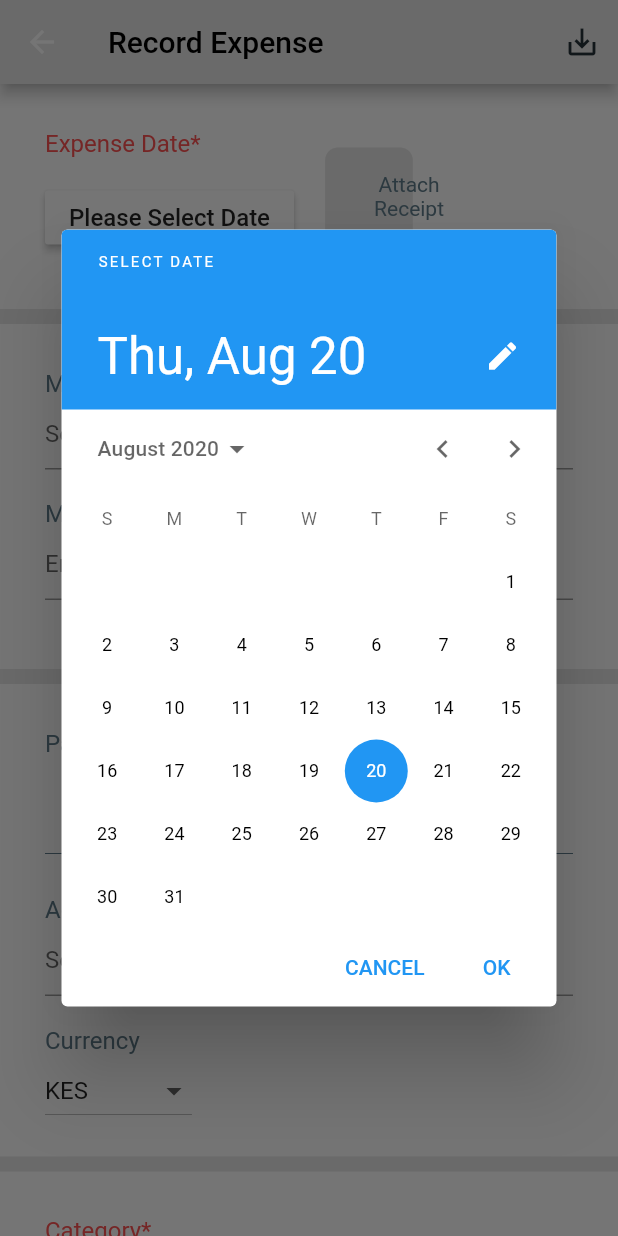
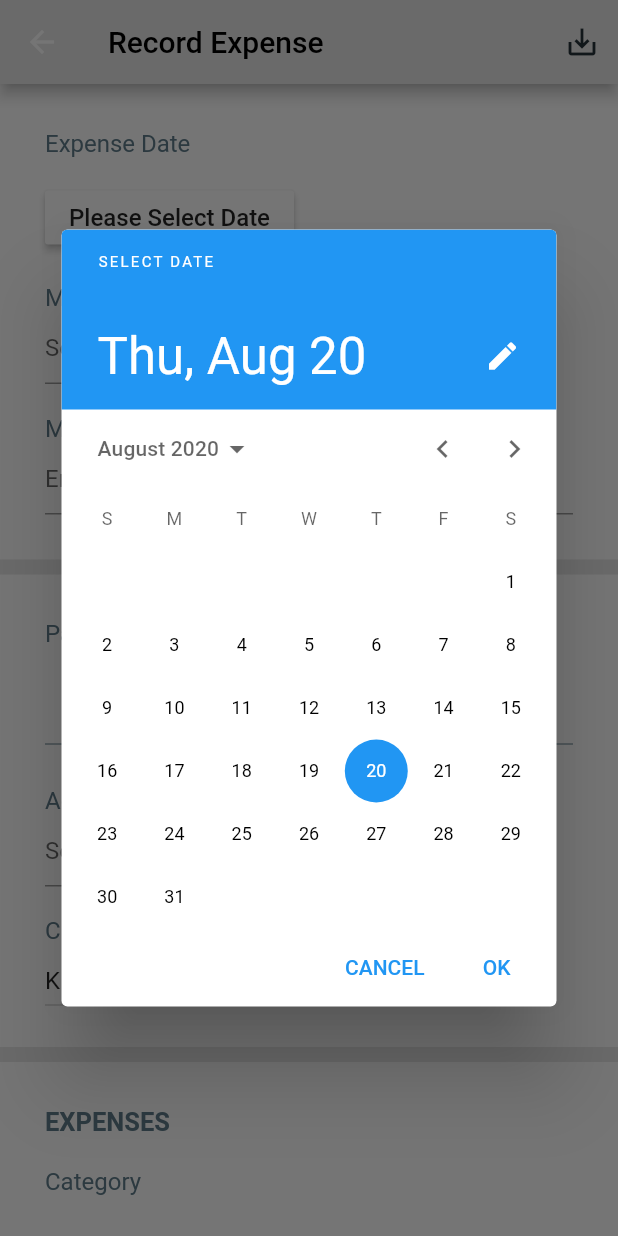
Before and after one commit to kayuyumwaura/app, a Flutter app: the ExpensePage screen opened directly, after a tap on "Please Select Date", on a phone screen of 412 x 824 dp. Run offline on Flutter 3.47's test engine with Material 2 defaults, Android fonts, the phone set to English and light mode, and no system bars.

```diff
--- a/lib/ui/screen.dart
+++ b/lib/ui/screen.dart
@@ -106,7 +106,7 @@ class Screen2State extends State<Screen2> {
     "category_5","category 6"];*/
   //List<String> merchant = ['KES', 'EURO', 'YEN', 'Parisland', 'Quickmart'];
 
- final List<String> _categories = [
+ /*final List<String> _categories = [
     "category_1",
     "category_2",
     "category_3",
@@ -114,7 +114,7 @@ class Screen2State extends State<Screen2> {
     "category_5","category 6"
   ];
   String selectedValue;
-  String _selectedCategory;
+  String _selectedCategory;*/
 
   //radio button
   String radioItem = '';
@@ -173,7 +173,7 @@ class Screen2State extends State<Screen2> {
             child: Column(//whole page is a column
                 children: <Widget>[
               //row 1
-              Container(
+             /* Container(
                 //to set row properties
                 padding: EdgeInsets.all(30), //padding for all things in the row
                 height: 150,
@@ -217,6 +217,7 @@ class Screen2State extends State<Screen2> {
                           });
                         },
                       )
+
                     ],
                   ),
 
@@ -243,20 +244,49 @@ class Screen2State extends State<Screen2> {
                         )
                       ])
                 ]),
-              ),
-
-              SizedBox(
-                height: 10,
-              ),
-
+              ),*/
               //row 2
               Container(
                   padding: EdgeInsets.all(30),
-                  height: 230,
+                  //height: 230,
                   color: Colors.white,
                   child: Column(
                       crossAxisAlignment: CrossAxisAlignment.start,
                       children: <Widget>[
+                        Text(
+                        "Expense Date",
+                        textAlign: TextAlign.right,
+                        textDirection: TextDirection.ltr,
+                        style: TextStyle(
+                            fontWeight: FontWeight.normal,
+                            fontSize: 16.0,
+                            color: Colors.blueGrey),
+                      ),
+                      //date input field
+                      Text(_dateTime == null ? ' ' : _dateTime.toString()),
+                      RaisedButton(
+                        color: Colors.white,
+                        //border: Border.all( color: Colors.redAccent, width: 1),
+                        //borderRadius: BorderRadius.circular(17),
+                        child: Text(
+                          'Please Select Date',
+                          style: TextStyle(fontSize: 16),
+                        ),
+                        onPressed: () {
+                          showDatePicker(
+                                  context: context,
+                                  initialDate: DateTime.now(),
+                                  firstDate: DateTime(2000),
+                                  lastDate: DateTime(2030))
+                              .then((date) {
+                            setState(() {
+                              _dateTime = date;
+                            });
+                          });
+                        },
+                      ),
+
+                      SizedBox(height: 20),
                         Text(
                           'Merchant',
                           style: TextStyle(
@@ -264,11 +294,20 @@ class Screen2State extends State<Screen2> {
                               fontSize: (16),
                               color: Colors.blueGrey),
                         ),
-                        new Stack(
-                            alignment: Alignment.centerRight,
+                        new Row(
                             children: <Widget>[
                               new Flexible(
                                 child: new TextField(
+                                  onTap: ()async {
+                                    final result= await
+                                    Navigator.push(
+                                      context,
+                                      MaterialPageRoute(
+                                          builder: (context) =>
+                                              MerchantList()),
+                                    );
+                                    merchantController.text=result;
+                                  },
                                   controller: merchantController,
                                   decoration: InputDecoration(
                                       hintText: ('Select Merchant')),
@@ -276,12 +315,10 @@ class Screen2State extends State<Screen2> {
                               ),
                               IconButton(
                             onPressed: clearTextInput,
-                                icon: Icon(
-                                  Icons.clear,
-                                  color: Colors.blueGrey[900],
+                            icon: Icon(Icons.clear,
+                            color: Colors.blueGrey,
                             size: 16.0,
-                                ),
-                              )
+                            ),)
                             ]),
                         SizedBox(height: 20),
                         Text(
@@ -385,25 +422,31 @@ class Screen2State extends State<Screen2> {
                               fontSize: (16),
                               color: Colors.blueGrey),
                         ),
-                        new Stack(
-                            alignment: Alignment.centerRight,
+                        new Row(
                             children: <Widget>[
                               new Flexible(
                                 child: new TextField(
+                                  onTap: ()async {
+                                    final result= await
+                                    Navigator.push(
+                                      context,
+                                      MaterialPageRoute(
+                                          builder: (context) =>
+                                              AccountList()),
+                                    );
+                                    accountController.text=result;
+                                  },
                                   controller: accountController,
                                   decoration: InputDecoration(
                                       hintText: ('Select Account')),
                                 ),
                               ),
                               IconButton(
-                                //onPressed: () => _controller.clear(),
-                                onPressed: clearTextInput3(),
-                                icon: Icon(
-                                  Icons.clear,
-                                  color: Colors.blueGrey[900],
+                            onPressed: clearTextInput4,
+                            icon: Icon(Icons.clear,
+                            color: Colors.blueGrey,
                             size: 16.0,
-                                ),
-                              )
+                            ),)
                             ]),
                             SizedBox(height: 20),
                         Text(
@@ -455,7 +498,7 @@ class Screen2State extends State<Screen2> {
               ),
               Container(
                   padding: EdgeInsets.all(30), //row 2 container properties
-                  height: 550,
+                  //height: 550,
                   color: Colors.white,
                   child: Column(
                       //container elements are arranged in a column
@@ -463,11 +506,21 @@ class Screen2State extends State<Screen2> {
                       children: <Widget>[
                         Text(
                           //text field
-                          'Category*',
+                          'EXPENSES',
+                          style: TextStyle(
+                              fontWeight: FontWeight.bold,
+                              fontSize: (17),
+                              color: Colors.blueGrey,
+                              ),
+                        ),
+                        SizedBox(height:20),
+                        Text(
+                          //text field
+                          'Category',
                           style: TextStyle(
                               fontWeight: FontWeight.normal,
                               fontSize: (16),
-                              color: Colors.redAccent),
+                              color: Colors.blueGrey),
                         ),
                         SizedBox(height:10),
                         //input field
@@ -487,7 +540,7 @@ class Screen2State extends State<Screen2> {
                                   },
                                   controller: categoryController,
                                   decoration: InputDecoration(
-                                      hintText: ('Select Category')),
+                                      hintText: ('Select Expense Category')),
                                 ),
                               ),
                               IconButton(
@@ -508,23 +561,32 @@ class Screen2State extends State<Screen2> {
                               ),
                         ),
                         //textfield
-                        new Stack(
-                          alignment: Alignment.centerRight,
+                        new Row(
                             children: <Widget>[
-                            TextField(
+                              new Flexible(
+                                child: new TextField(
+                                  onTap: ()async {
+                                    final result= await
+                                    Navigator.push(
+                                      context,
+                                      MaterialPageRoute(
+                                          builder: (context) =>
+                                              CustomerList()),
+                                    );
+                                    customerController.text=result;
+                                  },
                                   controller: customerController,
                                   decoration: InputDecoration(
-                                hintText: ('Select Customer'),
-                              )
+                                      hintText: ('Select Customer')),
+                                ),
                               ),
                               IconButton(
-                            onPressed: clearTextInput5,
+                            onPressed: clearTextInput4,
                             icon: Icon(Icons.clear,
                             color: Colors.blueGrey,
                             size: 16.0,
                             ),)
-                          ],
-                        ),
+                            ]),
 
                         SizedBox(height: 20),
                         //tax input field
@@ -535,25 +597,31 @@ class Screen2State extends State<Screen2> {
                               fontSize: (16),
                               color: Colors.blueGrey),
                         ),
-                        new Stack(
-                            alignment: Alignment.centerRight,
+                        new Row(
                             children: <Widget>[
                               new Flexible(
                                 child: new TextField(
+                                  onTap: ()async {
+                                    final result= await
+                                    Navigator.push(
+                                      context,
+                                      MaterialPageRoute(
+                                          builder: (context) =>
+                                              ProjectList()),
+                                    );
+                                    projectController.text=result;
+                                  },
                                   controller: projectController,
                                   decoration: InputDecoration(
                                       hintText: ('Select Project')),
                                 ),
                               ),
                               IconButton(
-                                //onPressed: () => _controller.clear(),
-                                onPressed: clearTextInput6,
-                                icon: Icon(
-                                  Icons.clear,
+                            onPressed: clearTextInput4,
+                            icon: Icon(Icons.clear,
                             color: Colors.blueGrey,
                             size: 16.0,
-                                ),
-                              )
+                            ),)
                             ]),
 
                         SizedBox(height: 20.0),
@@ -572,6 +640,8 @@ class Screen2State extends State<Screen2> {
                                 child: new TextField(
                                   keyboardType: TextInputType.multiline,
                                   controller: descriptionController,
+                                  decoration: InputDecoration(
+                                      hintText: ('Describe Expense')),
                                 ),
                               ),
                               IconButton(
@@ -662,32 +732,16 @@ class Screen2State extends State<Screen2> {
                               activeTrackColor: Colors.redAccent[100],
                               activeColor: Colors.redAccent,
                             ))
-                      ])),
+                      ])),*/
 
-              SizedBox(
-                height: 10,
-              ),
-              Container(
-                  padding: EdgeInsets.all(30), //row 2 container properties
-                  height: 130,
-                  color: Colors.white,
-                  child: Column(
-                      crossAxisAlignment: CrossAxisAlignment.start,
-                      children: <Widget>[
-                        Text('Reimbursement',
-                            style: TextStyle(
-                                color: Colors.blueGrey,
-                                fontSize: 16.0,
-                                fontWeight: FontWeight.normal)),
-                        //text field
-                        TextField()
-                      ])),*/
+
 
               SizedBox(height: 10.0),
               //to set row properties
               Container(
                   padding: EdgeInsets.all(30), //row 2 container properties
-                  height: 130,
+                  // height: 120,
+                  width: double.infinity,
                   color: Colors.white,
                   child: Column(
                       crossAxisAlignment: CrossAxisAlignment.start,
@@ -704,6 +758,8 @@ class Screen2State extends State<Screen2> {
                               new Flexible(
                                 child: new TextField(
                                   controller: preparedbyController,
+                                  decoration: InputDecoration(
+                                      hintText: ('Enter Staff Name')),
                                 ),
                               ),
                               IconButton(
@@ -730,6 +786,8 @@ class Screen2State extends State<Screen2> {
                               new Flexible(
                                 child: new TextField(
                                   controller: approvedbyController,
+                                  decoration: InputDecoration(
+                                      hintText: ('Enter Staff Name')),
                                 ),
                               ),
                               IconButton(
@@ -756,6 +814,8 @@ class Screen2State extends State<Screen2> {
                               new Flexible(
                                 child: new TextField(
                                   controller: receivedbyController,
+                                  decoration: InputDecoration(
+                                      hintText: ('Enter Staff Name')),
                                 ),
                               ),
                               IconButton(
@@ -794,7 +854,7 @@ class Screen2State extends State<Screen2> {
                               side: BorderSide(color: Colors.red)),
                           padding:
                               EdgeInsets.symmetric(horizontal: 10, vertical: 5),
-                          splashColor: Colors.grey,
+                         // splashColor: Colors.grey,
                           // onPressed: getData
                           onPressed: () {
                             return showDialog(
@@ -802,7 +862,7 @@ class Screen2State extends State<Screen2> {
                               builder: (context){
                                 return AlertDialog(
                                   content:
-                                  Container(height: 300,width: 300,
+                                  Container(height: 900,width: 300,
                                   child:ListView(
                                     children: <Widget>[
                                         ListTile(
@@ -812,19 +872,40 @@ class Screen2State extends State<Screen2> {
                                           title: Text(merchantController.text),
                                        ),
                                        ListTile(
+                                          title: Text(merchantpinController.text),
+                                       ),
+                                       ListTile(
                                           title: Text(radioItem),
+                                       ),
+                                       ListTile(
+                                          title: Text(accountController.text),
+                                       ),
+                                       ListTile(
+                                          title: Text(_chosenValue),
                                        ),
                                        ListTile(
                                           title: Text(categoryController.text),
                                        ),
                                        ListTile(
-                                          title: Text(_chosenValue),
+                                          title: Text(customerController.text),
                                        ),
                                        ListTile(
                                           title: Text(projectController.text),
                                        ),
                                        ListTile(
-                                          title: Text(expenseController.text),
+                                          title: Text(descriptionController.text),
+                                       ),
+                                       ListTile(
+                                          title: Text(amountController.text),
+                                       ),
+                                       ListTile(
+                                          title: Text(preparedbyController.text),
+                                       ),
+                                       ListTile(
+                                          title: Text(approvedbyController.text),
+                                       ),
+                                       ListTile(
+                                          title: Text(receivedbyController.text),
                                        ),
                                        ]
                                   )
@@ -832,32 +913,6 @@ class Screen2State extends State<Screen2> {
                                 );
                               },
                             );
-
-                            /* return showDialog(
-                                context: context,
-                                builder: (context) {
-                                  return AlertDialog(
-                                      content: ListView(
-                                        shrinkWrap: true,
-                                          //merchantController.text
-                                          children: <Widget>[
-                                        ListTile(
-                                          title: Text(merchantController.text),
-                                        ),
-                                        /* ListTile(
-                         title: Text(categoryController.text),
-                       ),
-                       ListTile(
-                         title: Text(amountController.text),
-                       ),
-                       ListTile(
-                         title: Text(taxController.text),
-                       ),
-                       ListTile(
-                         title: Text(reportController.text),
-                       )*/
-                                      ]));
-                                });*/
                           },
                         ),
                       ]))
@@ -867,6 +922,55 @@ class Screen2State extends State<Screen2> {
 
 void _onDropdownChanged(String value) {}
 
+//merchant list
+class MerchantList extends StatelessWidget {
+  MerchantList({this.onSelect});
+  final Function(String) onSelect;
+  @override
+  Widget build(BuildContext context) {
+     return Scaffold(
+          body:ListView.builder(
+      itemCount: 20,
+      itemBuilder: (BuildContext context, int index){
+        return ListTile(
+          title: Text("merchant_${index+1}"),
+          onTap: (){
+
+            print("merchant_${index+1}");
+            Navigator.of(context).pop("merchabt_${index+1}");
+          },
+        );
+      },
+      )
+    );
+  }
+}
+
+//Account list
+class AccountList extends StatelessWidget {
+  AccountList({this.onSelect});
+  final Function(String) onSelect;
+  @override
+  Widget build(BuildContext context) {
+     return Scaffold(
+          body:ListView.builder(
+      itemCount: 20,
+      itemBuilder: (BuildContext context, int index){
+        return ListTile(
+          title: Text("account_${index+1}"),
+          onTap: (){
+
+            print("account_${index+1}");
+            Navigator.of(context).pop("account_${index+1}");
+          },
+        );
+      },
+      )
+    );
+  }
+}
+
+//categorieslist
 class CategoryList extends StatelessWidget {
   CategoryList({this.onSelect});
   final Function(String) onSelect;
@@ -889,26 +993,51 @@ class CategoryList extends StatelessWidget {
     );
   }
 }
-/*
-class CategoryList extends StatelessWidget {
-  CategoryList({this.onSelect});
+
+//Customer list
+class CustomerList extends StatelessWidget {
+  CustomerList({this.onSelect});
   final Function(String) onSelect;
   @override
   Widget build(BuildContext context) {
-    return Container(
-      width: 2000,
-      height: 100000,
-      child: ListView.builder(
-      itemCount: 6,
+     return Scaffold(
+          body:ListView.builder(
+      itemCount: 20,
       itemBuilder: (BuildContext context, int index){
         return ListTile(
-          title: Text("category_${index+1}"),
+          title: Text("customer_${index+1}"),
           onTap: (){
-            onSelect("category_${index+1}");
-            Navigator.of(context).pop();
+
+            print("customer_${index+1}");
+            Navigator.of(context).pop("customer_${index+1}");
           },
         );
       },
-    ));
+      )
+    );
   }
-}*/
+}
+
+//project list
+class ProjectList extends StatelessWidget {
+  ProjectList({this.onSelect});
+  final Function(String) onSelect;
+  @override
+  Widget build(BuildContext context) {
+     return Scaffold(
+          body:ListView.builder(
+      itemCount: 20,
+      itemBuilder: (BuildContext context, int index){
+        return ListTile(
+          title: Text("project_${index+1}"),
+          onTap: (){
+
+            print("project_${index+1}");
+            Navigator.of(context).pop("project_${index+1}");
+          },
+        );
+      },
+      )
+    );
+  }
+}
```
Lines whose indentation alone changed are shown as unchanged.
